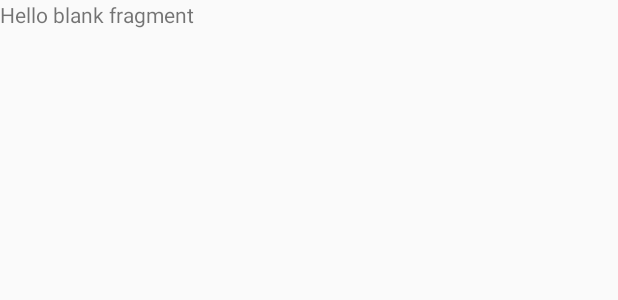
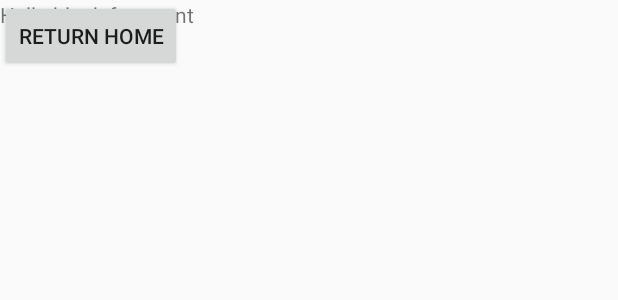
Before and after one commit to ragnarak54/Citizen-Hub, an Android app: the layout fragment_sample.xml on its own in the app's theme, with its tools: preview values and no code run, on a phone screen of 412 x 824 dp. Shown: the top 300 px of the screen. Run offline under Robolectric (Android 15) with nearby library versions, the phone set to English and light mode, and no system bars.

Commit message:
added buttons to switch between fragments

```diff
--- a/app/src/main/java/com/example/citizenhub/Sample.java
+++ b/app/src/main/java/com/example/citizenhub/Sample.java
@@ -65,6 +65,7 @@ public class Sample extends Fragment {
                              Bundle savedInstanceState) {
         // Inflate the layout for this fragment
         return inflater.inflate(R.layout.fragment_sample, container, false);
+
     }
 
     // TODO: Rename method, update argument and hook method into UI event
--- a/app/src/main/res/layout/fragment_sample.xml
+++ b/app/src/main/res/layout/fragment_sample.xml
@@ -11,4 +11,11 @@
         android:layout_height="match_parent"
         android:text="@string/hello_blank_fragment" />
 
+    <Button
+        android:id="@+id/toHomefrom2"
+        android:layout_width="wrap_content"
+        android:layout_height="wrap_content"
+        android:onClick="goHome"
+        android:text="Return Home" />
+
 </FrameLayout>
```
Also changed, not shown: app/src/main/java/com/example/citizenhub/MainActivity.java (+12 -3 lines), app/src/main/res/layout/activity_main.xml (+9 -0 lines).
